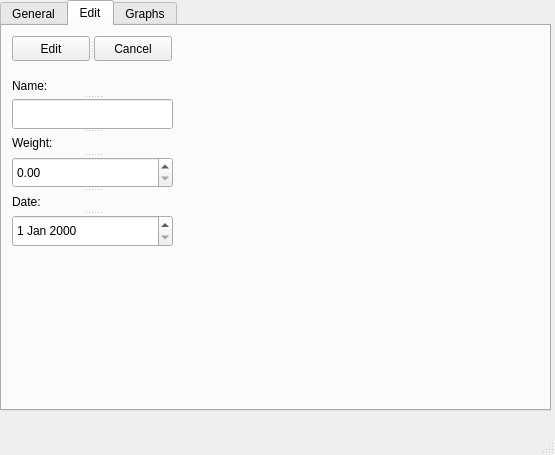
This is MW_MainWindow.ui in VerneriLahteenoja/WM as Qt 5 draws it before an edit. The edited form follows.
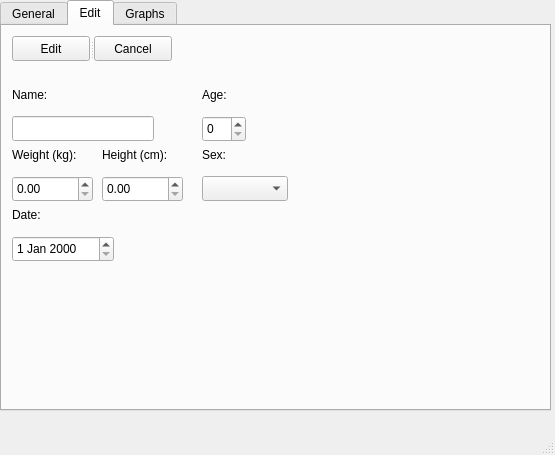
This is the edited form. The open tabs and pages were chosen to show the change.

```diff
--- a/MW_MainWindow.ui
+++ b/MW_MainWindow.ui
@@ -293,37 +293,6 @@
      <attribute name="title">
       <string>Edit</string>
      </attribute>
-     <widget class="QSplitter" name="splitter_5">
-      <property name="geometry">
-       <rect>
-        <x>10</x>
-        <y>50</y>
-        <width>161</width>
-        <height>171</height>
-       </rect>
-      </property>
-      <property name="orientation">
-       <enum>Qt::Vertical</enum>
-      </property>
-      <widget class="QLabel" name="label_4">
-       <property name="text">
-        <string>Name:</string>
-       </property>
-      </widget>
-      <widget class="QLineEdit" name="editNameLineEdit"/>
-      <widget class="QLabel" name="label_5">
-       <property name="text">
-        <string>Weight:</string>
-       </property>
-      </widget>
-      <widget class="QDoubleSpinBox" name="editWeightDoubleSpinBox"/>
-      <widget class="QLabel" name="label_6">
-       <property name="text">
-        <string>Date:</string>
-       </property>
-      </widget>
-      <widget class="QDateEdit" name="editDateDateEdit"/>
-     </widget>
      <widget class="QSplitter" name="splitter_6">
       <property name="geometry">
        <rect>
@@ -347,6 +316,159 @@
        </property>
       </widget>
      </widget>
+     <widget class="QDoubleSpinBox" name="editHeightDoubleSpinBox">
+      <property name="geometry">
+       <rect>
+        <x>100</x>
+        <y>150</y>
+        <width>81</width>
+        <height>26</height>
+       </rect>
+      </property>
+      <property name="toolTip">
+       <string/>
+      </property>
+      <property name="maximum">
+       <double>300.000000000000000</double>
+      </property>
+     </widget>
+     <widget class="QComboBox" name="editSexComboBox">
+      <property name="geometry">
+       <rect>
+        <x>200</x>
+        <y>150</y>
+        <width>86</width>
+        <height>25</height>
+       </rect>
+      </property>
+     </widget>
+     <widget class="QSpinBox" name="editAgeSpinBox">
+      <property name="geometry">
+       <rect>
+        <x>200</x>
+        <y>90</y>
+        <width>44</width>
+        <height>26</height>
+       </rect>
+      </property>
+      <property name="maximum">
+       <number>110</number>
+      </property>
+     </widget>
+     <widget class="QLabel" name="label_16">
+      <property name="geometry">
+       <rect>
+        <x>200</x>
+        <y>60</y>
+        <width>67</width>
+        <height>17</height>
+       </rect>
+      </property>
+      <property name="text">
+       <string>Age:</string>
+      </property>
+     </widget>
+     <widget class="QLabel" name="label_17">
+      <property name="geometry">
+       <rect>
+        <x>100</x>
+        <y>120</y>
+        <width>91</width>
+        <height>17</height>
+       </rect>
+      </property>
+      <property name="text">
+       <string>Height (cm):</string>
+      </property>
+     </widget>
+     <widget class="QLabel" name="label_18">
+      <property name="geometry">
+       <rect>
+        <x>200</x>
+        <y>120</y>
+        <width>67</width>
+        <height>17</height>
+       </rect>
+      </property>
+      <property name="text">
+       <string>Sex:</string>
+      </property>
+     </widget>
+     <widget class="QLabel" name="label_5">
+      <property name="geometry">
+       <rect>
+        <x>10</x>
+        <y>120</y>
+        <width>91</width>
+        <height>17</height>
+       </rect>
+      </property>
+      <property name="text">
+       <string>Weight (kg):</string>
+      </property>
+     </widget>
+     <widget class="QLabel" name="label_4">
+      <property name="geometry">
+       <rect>
+        <x>10</x>
+        <y>60</y>
+        <width>44</width>
+        <height>17</height>
+       </rect>
+      </property>
+      <property name="text">
+       <string>Name:</string>
+      </property>
+     </widget>
+     <widget class="QLineEdit" name="editNameLineEdit">
+      <property name="geometry">
+       <rect>
+        <x>10</x>
+        <y>90</y>
+        <width>142</width>
+        <height>25</height>
+       </rect>
+      </property>
+      <property name="maxLength">
+       <number>50</number>
+      </property>
+     </widget>
+     <widget class="QDoubleSpinBox" name="editWeightDoubleSpinBox">
+      <property name="geometry">
+       <rect>
+        <x>10</x>
+        <y>150</y>
+        <width>81</width>
+        <height>26</height>
+       </rect>
+      </property>
+      <property name="maximum">
+       <double>300.000000000000000</double>
+      </property>
+     </widget>
+     <widget class="QLabel" name="label_6">
+      <property name="geometry">
+       <rect>
+        <x>10</x>
+        <y>180</y>
+        <width>37</width>
+        <height>17</height>
+       </rect>
+      </property>
+      <property name="text">
+       <string>Date:</string>
+      </property>
+     </widget>
+     <widget class="QDateEdit" name="editDateDateEdit">
+      <property name="geometry">
+       <rect>
+        <x>10</x>
+        <y>210</y>
+        <width>102</width>
+        <height>26</height>
+       </rect>
+      </property>
+     </widget>
     </widget>
     <widget class="QWidget" name="graphsTab">
      <attribute name="title">
```
Left out of the diff: 8 changed lines with no effect on the pictures.
